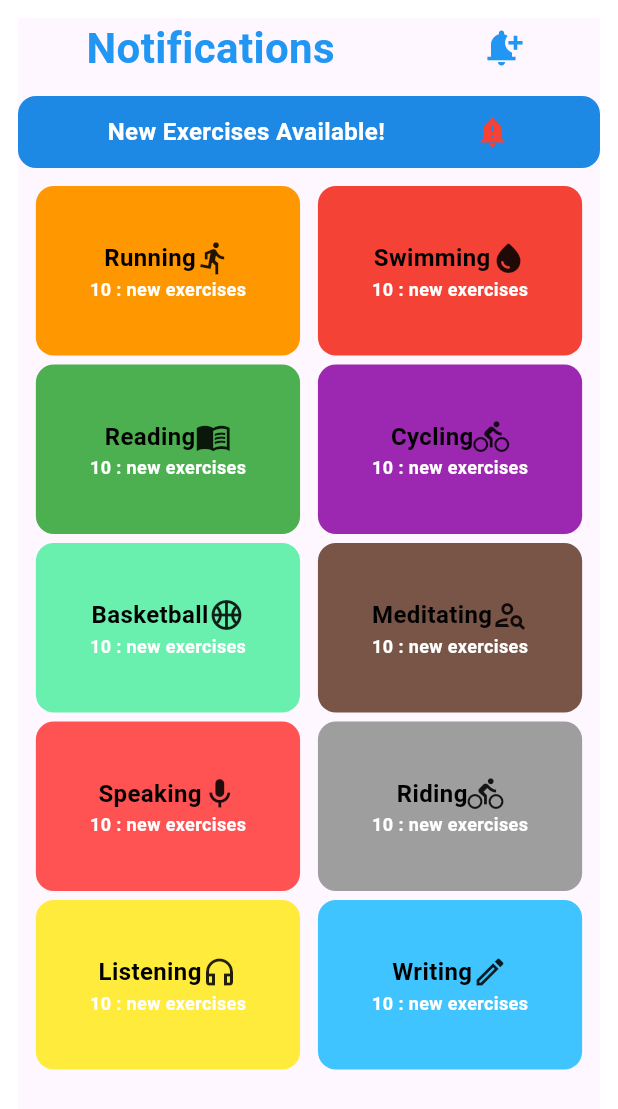
After one commit to atesparilti1/mental_health_app, a Flutter app: the screen it shows after launch, item 2 of the bottom bar chosen, on a phone screen of 412 x 824 dp. The commit adds this screen. Shown: the top 1109 px of the screen. Run offline on Flutter 3.47's test engine with Material 3 defaults, Android fonts, the phone set to English and light mode, and no system bars.

Commit message:
notification page added

```diff
--- /dev/null
+++ b/lib/pages/chatbox_page.dart
@@ -0,0 +1,451 @@
+import 'package:flutter/material.dart';
+
+class ChatboxPage extends StatelessWidget {
+  const ChatboxPage({super.key});
+
+  @override
+  Widget build(BuildContext context) {
+    return Container(
+      padding: const EdgeInsets.all(12.0),
+      color: Colors.white,
+      child: SafeArea(
+          child: Material(
+            child: Column(
+              children: [
+                Row(
+                  mainAxisAlignment: MainAxisAlignment.spaceAround,
+                  crossAxisAlignment: CrossAxisAlignment.start,
+                  children: [
+                    Text(
+                        'Notifications',
+                      style: TextStyle(
+                        fontSize: 28.0,
+                        fontWeight: FontWeight.bold,
+                        color: Colors.blue,
+                      ),
+                    ),
+                    Padding(
+                      padding: const EdgeInsets.all(6.0),
+                      child: Icon(
+                        Icons.notification_add,
+                        color: Colors.blue,
+                        size: 28.0,),
+                    )
+                  ],
+                ),
+                SizedBox(height: 12.0,),
+
+                Container(
+                  padding: EdgeInsets.only(top: 12.0, bottom: 12.0),
+                  decoration: BoxDecoration(
+                    color: Colors.blue[600],
+                    borderRadius: BorderRadius.circular(12.0),
+
+                  ),
+                  child: Row(
+                    mainAxisAlignment: MainAxisAlignment.spaceEvenly,
+                    children: [
+                      Text(
+                        'New Exercises Available!',
+                        style: TextStyle(
+                          fontSize: 16.0,
+                          fontWeight: FontWeight.bold,
+                          color: Colors.white,
+                        ),
+                      ),
+                      Icon(
+                        Icons.notification_important,
+                        color: Colors.red,
+                      ),
+                    ],
+                  ),
+                ),
+
+                SizedBox(height: 12.0,),
+
+                Container(
+                  child: Column(
+                    children: [
+                      Row(
+                        mainAxisAlignment: MainAxisAlignment.spaceEvenly,
+                        children: [
+                          Container(
+                            padding: EdgeInsets.only(left: 36.0, right: 36.0, top: 36.0, bottom: 36.0),
+                            decoration: BoxDecoration(
+                              borderRadius: BorderRadius.circular(12.0),
+                              color: Colors.orange,
+                            ),
+                            child: Column(
+                              children: [
+                                Row(
+                                  mainAxisAlignment: MainAxisAlignment.spaceEvenly,
+                                  children: [
+                                    Text(
+                                        'Running',
+                                      style: TextStyle(
+                                        fontSize: 16.0,
+                                        fontWeight: FontWeight.bold,
+                                        color: Colors.black,
+                                      ),
+                                    ),
+                                    Icon(
+                                      Icons.directions_run,
+                                    ),
+                                  ],
+                                ),
+                                Text(
+                                  '10 : new exercises',
+                                  style: TextStyle(
+                                    fontSize: 12.0,
+                                    fontWeight: FontWeight.bold,
+                                    color: Colors.white,
+                                  ),
+                                ),
+                              ],
+                            ),
+
+
+                          ),
+                          Container(
+                            padding: EdgeInsets.only(left: 36.0, right: 36.0, top: 36.0, bottom: 36.0),
+                            decoration: BoxDecoration(
+                                borderRadius: BorderRadius.circular(12.0),
+                                color: Colors.red,
+                            ),
+                            child: Column(
+                              children: [
+                                Row(
+                                  children: [
+                                    Text(
+                                        'Swimming',
+                                      style: TextStyle(
+                                        fontSize: 16.0,
+                                        fontWeight: FontWeight.bold,
+                                        color: Colors.black,
+                                      ),
+
+                                    ),
+                                    Icon(
+                                      Icons.water_drop_rounded,
+                                    )
+                                  ],
+                                ),
+                                Text(
+                                  '10 : new exercises',
+                                  style: TextStyle(
+                                    fontSize: 12.0,
+                                    fontWeight: FontWeight.bold,
+                                    color: Colors.white,
+                                  ),
+                                ),
+                              ],
+                            ),
+                          ),
+                        ],
+                      ),
+                       SizedBox(height: 6.0,),
+
+                       Row(
+                        mainAxisAlignment: MainAxisAlignment.spaceEvenly,
+                        children: [
+                          Container(
+                            padding: EdgeInsets.only(left: 36.0, right: 36.0, top: 36.0, bottom: 36.0),
+                            decoration: BoxDecoration(
+                              borderRadius: BorderRadius.circular(12.0),
+                              color: Colors.green,
+                            ),
+                            child: Column(
+                              children: [
+                                Row(
+                                  children: [
+                                    Text(
+                                      'Reading',
+                                      style: TextStyle(
+                                        fontSize: 16.0,
+                                        fontWeight: FontWeight.bold,
+                                        color: Colors.black,
+                                      ),
+                                    ),
+                                    Icon(Icons.menu_book_sharp,)
+                                  ],
+                                ),
+                                Text(
+                                  '10 : new exercises',
+                                  style: TextStyle(
+                                    fontSize: 12.0,
+                                    fontWeight: FontWeight.bold,
+                                    color: Colors.white,
+                                  ),
+                                ),
+                              ],
+                            ),
+
+
+                          ),
+                          Container(
+                            padding: EdgeInsets.only(left: 36.0, right: 36.0, top: 36.0, bottom: 36.0),
+                            decoration: BoxDecoration(
+                              borderRadius: BorderRadius.circular(12.0),
+                              color: Colors.purple,
+                            ),
+                            child: Column(
+                              children: [
+                                Row(
+                                  children: [
+                                    Text(
+                                      'Cycling',
+                                      style: TextStyle(
+                                        fontSize: 16.0,
+                                        fontWeight: FontWeight.bold,
+                                        color: Colors.black,
+                                      ),
+
+                                    ),
+                                    Icon(Icons.directions_bike_outlined)
+                                  ],
+                                ),
+                                Text(
+                                  '10 : new exercises',
+                                  style: TextStyle(
+                                    fontSize: 12.0,
+                                    fontWeight: FontWeight.bold,
+                                    color: Colors.white,
+                                  ),
+                                ),
+                              ],
+                            ),
+                          ),
+                        ],
+                      ),
+                      SizedBox(height: 6.0,),
+
+                      Row(
+                        mainAxisAlignment: MainAxisAlignment.spaceEvenly,
+                        children: [
+                          Container(
+                            padding: EdgeInsets.only(left: 36.0, right: 36.0, top: 36.0, bottom: 36.0),
+                            decoration: BoxDecoration(
+                              borderRadius: BorderRadius.circular(12.0),
+                              color: Colors.greenAccent,
+                            ),
+                            child: Column(
+                              children: [
+                                Row(
+                                  children: [
+                                    Text(
+                                      'Basketball',
+                                      style: TextStyle(
+                                        fontSize: 16.0,
+                                        fontWeight: FontWeight.bold,
+                                        color: Colors.black,
+                                      ),
+                                    ),
+                                    Icon(Icons.sports_basketball_outlined,)
+                                  ],
+                                ),
+                                Text(
+                                  '10 : new exercises',
+                                  style: TextStyle(
+                                    fontSize: 12.0,
+                                    fontWeight: FontWeight.bold,
+                                    color: Colors.white,
+                                  ),
+                                ),
+                              ],
+                            ),
+
+
+                          ),
+                          Container(
+                            padding: EdgeInsets.only(left: 36.0, right: 36.0, top: 36.0, bottom: 36.0),
+                            decoration: BoxDecoration(
+                              borderRadius: BorderRadius.circular(12.0),
+                              color: Colors.brown,
+                            ),
+                            child: Column(
+                              children: [
+                                Row(
+                                  children: [
+                                    Text(
+                                      'Meditating',
+                                      style: TextStyle(
+                                        fontSize: 16.0,
+                                        fontWeight: FontWeight.bold,
+                                        color: Colors.black,
+                                      ),
+
+                                    ),
+                                    Icon(Icons.person_search_outlined,)
+                                  ],
+                                ),
+                                Text(
+                                  '10 : new exercises',
+                                  style: TextStyle(
+                                    fontSize: 12.0,
+                                    fontWeight: FontWeight.bold,
+                                    color: Colors.white,
+                                  ),
+                                ),
+                              ],
+                            ),
+                          ),
+                        ],
+                      ),
+                      SizedBox(height: 6.0,),
+
+                      Row(
+                        mainAxisAlignment: MainAxisAlignment.spaceEvenly,
+                        children: [
+                          Container(
+                            padding: EdgeInsets.only(left: 36.0, right: 36.0, top: 36.0, bottom: 36.0),
+                            decoration: BoxDecoration(
+                              borderRadius: BorderRadius.circular(12.0),
+                              color: Colors.redAccent,
+                            ),
+                            child: Column(
+                              children: [
+                                Row(
+                                  children: [
+                                    Text(
+                                      'Speaking',
+                                      style: TextStyle(
+                                        fontSize: 16.0,
+                                        fontWeight: FontWeight.bold,
+                                        color: Colors.black,
+                                      ),
+                                    ),
+                                    Icon(Icons.mic_outlined,)
+                                  ],
+                                ),
+                                Text(
+                                  '10 : new exercises',
+                                  style: TextStyle(
+                                    fontSize: 12.0,
+                                    fontWeight: FontWeight.bold,
+                                    color: Colors.white,
+                                  ),
+                                ),
+                              ],
+                            ),
+
+
+                          ),
+                          Container(
+                            padding: EdgeInsets.only(left: 36.0, right: 36.0, top: 36.0, bottom: 36.0),
+                            decoration: BoxDecoration(
+                              borderRadius: BorderRadius.circular(12.0),
+                              color: Colors.grey,
+                            ),
+                            child: Column(
+                              children: [
+                                Row(
+                                  children: [
+                                    Text(
+                                      'Riding',
+                                      style: TextStyle(
+                                        fontSize: 16.0,
+                                        fontWeight: FontWeight.bold,
+                                        color: Colors.black,
+                                      ),
+
+                                    ),
+                                    Icon(Icons.directions_bike_outlined,)
+                                  ],
+                                ),
+                                Text(
+                                  '10 : new exercises',
+                                  style: TextStyle(
+                                    fontSize: 12.0,
+                                    fontWeight: FontWeight.bold,
+                                    color: Colors.white,
+                                  ),
+                                ),
+                              ],
+                            ),
+                          ),
+                        ],
+                      ),
+                      SizedBox(height: 6.0,),
+
+                      Row(
+                        mainAxisAlignment: MainAxisAlignment.spaceEvenly,
+                        children: [
+                          Container(
+                            padding: EdgeInsets.only(left: 36.0, right: 36.0, top: 36.0, bottom: 36.0),
+                            decoration: BoxDecoration(
+                              borderRadius: BorderRadius.circular(12.0),
+                              color: Colors.yellow,
+                            ),
+                            child: Column(
+                              children: [
+                                Row(
+                                  children: [
+                                    Text(
+                                      'Listening',
+                                      style: TextStyle(
+                                        fontSize: 16.0,
+                                        fontWeight: FontWeight.bold,
+                                        color: Colors.black,
+                                      ),
+                                    ),
+                                    Icon(Icons.headphones_outlined,)
+                                  ],
+                                ),
+                                Text(
+                                  '10 : new exercises',
+                                  style: TextStyle(
+                                    fontSize: 12.0,
+                                    fontWeight: FontWeight.bold,
+                                    color: Colors.white,
+                                  ),
+                                ),
+                              ],
+                            ),
+
+
+                          ),
+                          Container(
+                            padding: EdgeInsets.only(left: 36.0, right: 36.0, top: 36.0, bottom: 36.0),
+                            decoration: BoxDecoration(
+                              borderRadius: BorderRadius.circular(12.0),
+                              color: Colors.lightBlueAccent,
+                            ),
+                            child: Column(
+                              children: [
+                                Row(
+                                  children: [
+                                    Text(
+                                      'Writing',
+                                      style: TextStyle(
+                                        fontSize: 16.0,
+                                        fontWeight: FontWeight.bold,
+                                        color: Colors.black,
+                                      ),
+
+                                    ),
+                                    Icon(Icons.edit_outlined,)
+                                  ],
+                                ),
+                                Text(
+                                  '10 : new exercises',
+                                  style: TextStyle(
+                                    fontSize: 12.0,
+                                    fontWeight: FontWeight.bold,
+                                    color: Colors.white,
+                                  ),
+                                ),
+                              ],
+                            ),
+                          ),
+                        ],
+                      ),
+                    ],
+                  ),
+                ),
+              ],
+            ),
+          ),
+      ),
+    );
+  }
+}
--- a/lib/pages/home_page.dart
+++ b/lib/pages/home_page.dart
@@ -1,4 +1,5 @@
 import 'package:flutter/material.dart';
+import 'package:mental_health_app/pages/chatbox_page.dart';
 import 'package:mental_health_app/pages/profile_page.dart';
 
 import '../util/emoticon_face.dart';
@@ -26,6 +27,12 @@ class _HomePageState extends State<HomePage> {
               Navigator.push(
                 context,
                 MaterialPageRoute(builder: (context) => const ProfilePage()),
+              );
+            }
+            if (index == 1) {
+              Navigator.push(
+                context,
+                MaterialPageRoute(builder: (context) => const ChatboxPage()),
               );
             }
           });
```
